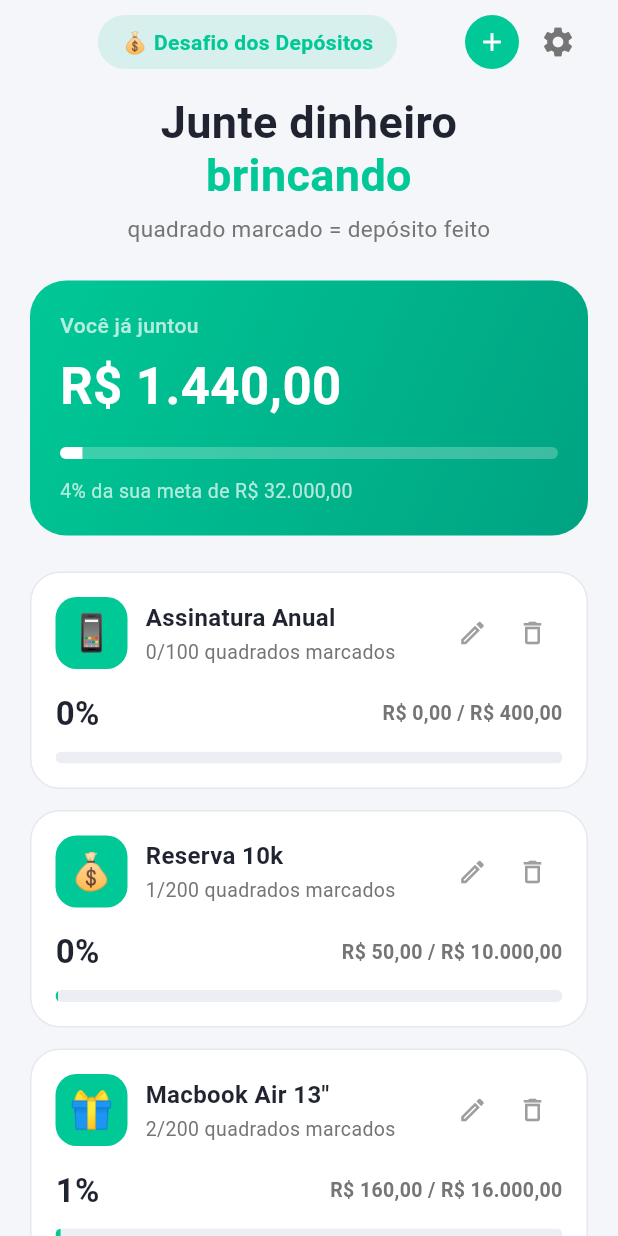
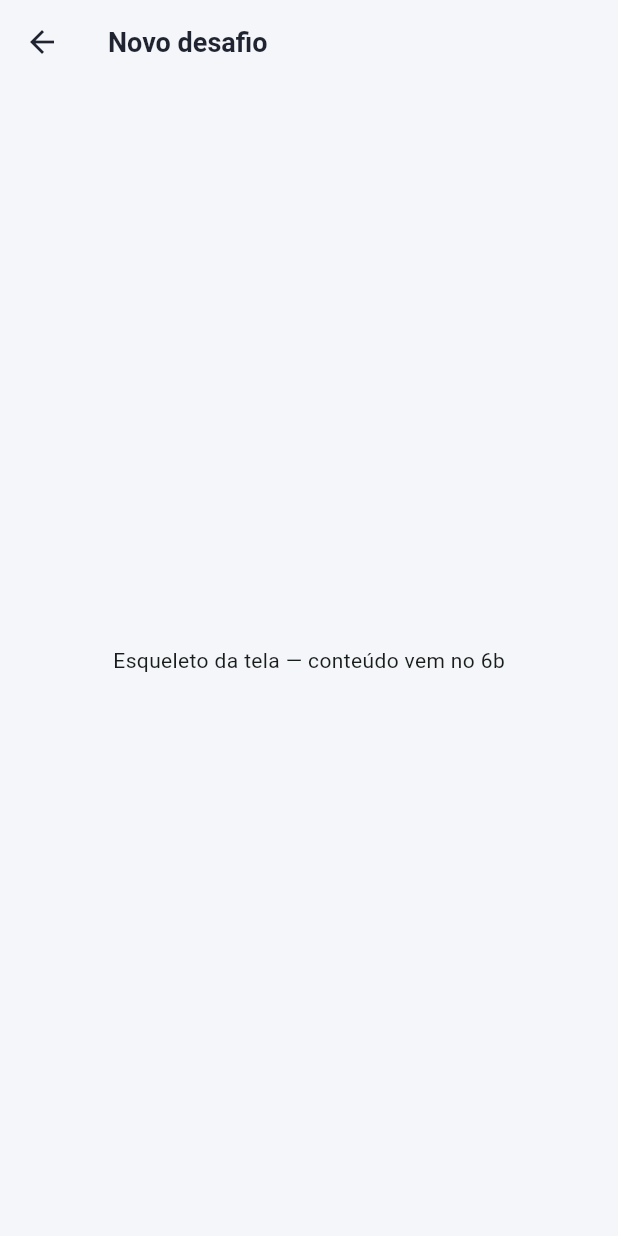
Before and after one commit to cristopherlima-dev/desafio_dos_depositos, a Flutter app: the screen it shows after launch, after a tap on the "add" icon, on a phone screen of 412 x 824 dp. Run offline on Flutter 3.47's test engine with Material 3 defaults, Android fonts, the phone set to English and light mode, and no system bars.

Commit message:
feat: adiciona navegacao para a tela de novo desafio (esqueleto)

```diff
--- a/lib/screens/home_screen.dart
+++ b/lib/screens/home_screen.dart
@@ -1,4 +1,5 @@
 import 'package:flutter/material.dart';
+import 'novo_desafio_screen.dart';
 
 class HomeScreen extends StatefulWidget {
   const HomeScreen({super.key});
@@ -243,7 +244,12 @@ class _HomeScreenState extends State<HomeScreen> {
                   ),
                   IconButton(
                     onPressed: () {
-                      debugPrint('Criar novo desafio (ainda sem ação)');
+                      Navigator.push(
+                        context,
+                        MaterialPageRoute(
+                          builder: (context) => const NovoDesafioScreen(),
+                        ),
+                      );
                     },
                     icon: const Icon(Icons.add, size: 20),
                     tooltip: 'Criar novo desafio',
--- /dev/null
+++ b/lib/screens/novo_desafio_screen.dart
@@ -0,0 +1,41 @@
+import 'package:flutter/material.dart';
+
+class NovoDesafioScreen extends StatefulWidget {
+  const NovoDesafioScreen({super.key});
+
+  @override
+  State<NovoDesafioScreen> createState() => _NovoDesafioScreenState();
+}
+
+class _NovoDesafioScreenState extends State<NovoDesafioScreen> {
+  // Mesmas cores da HomeScreen (por ora duplicadas; centralizar depois).
+  static const Color _escuro = Color(0xFF1F2430);
+
+  @override
+  Widget build(BuildContext context) {
+    return Scaffold(
+      appBar: AppBar(
+        // Sem cor de fundo própria: deixa o F5F6FA do tema aparecer.
+        backgroundColor: Colors.transparent,
+        surfaceTintColor: Colors.transparent,
+        elevation: 0,
+        title: const Text(
+          'Novo desafio',
+          style: TextStyle(
+            color: _escuro,
+            fontSize: 18,
+            fontWeight: FontWeight.bold,
+          ),
+        ),
+        // A seta de voltar é inserida automaticamente pelo Navigator.
+        iconTheme: const IconThemeData(color: _escuro),
+      ),
+      body: const SafeArea(
+        child: Padding(
+          padding: EdgeInsets.symmetric(horizontal: 20),
+          child: Center(child: Text('Esqueleto da tela — conteúdo vem no 6b')),
+        ),
+      ),
+    );
+  }
+}
```
